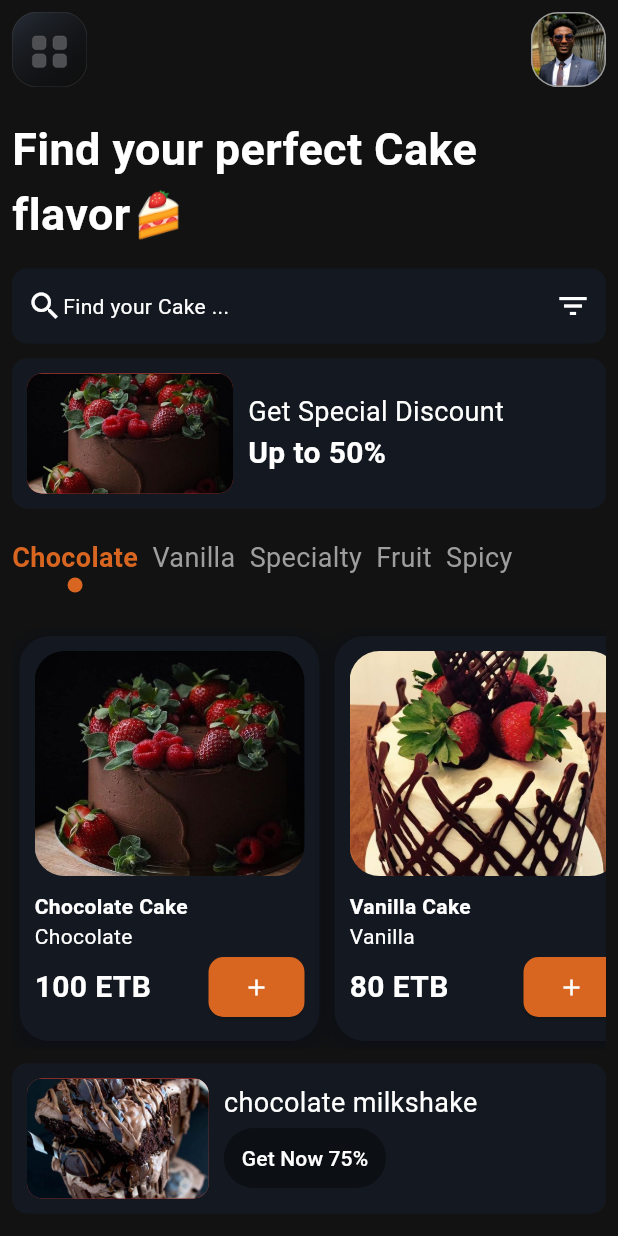
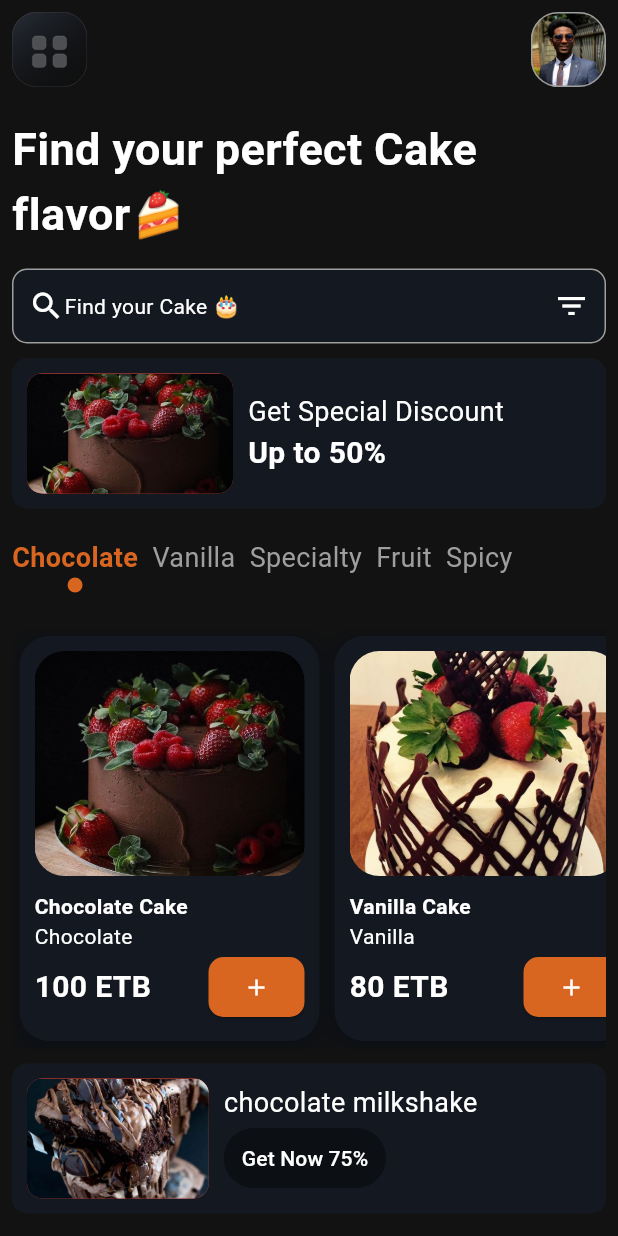
Before and after one commit to mrnpro/Cake-Shop, a Flutter app: the screen it shows after launch, on a phone screen of 412 x 824 dp. Run offline on Flutter 3.47's test engine with Material 2 defaults, Android fonts, the phone set to English and light mode, and no system bars; our stand-ins replace flutter_svg.

Commit message:
decorate search

```diff
--- a/lib/Screens/HomeScreen/Components/search.dart
+++ b/lib/Screens/HomeScreen/Components/search.dart
@@ -20,6 +20,7 @@ class Search extends StatelessWidget {
           padding: const EdgeInsets.all(10),
           width: size.width,
           decoration: BoxDecoration(
+              border: Border.all(color: Colors.grey),
               borderRadius: BorderRadius.circular(10),
               color: MyColors.ksecondaryColor),
           child: const Row(
@@ -28,7 +29,7 @@ class Search extends StatelessWidget {
                 Row(
                   children: [
                     Icon(Icons.search),
-                    Text("Find your Cake ..."),
+                    Text("Find your Cake 🎂"),
                   ],
                 ),
                 Icon(Icons.filter_list_outlined)
```
